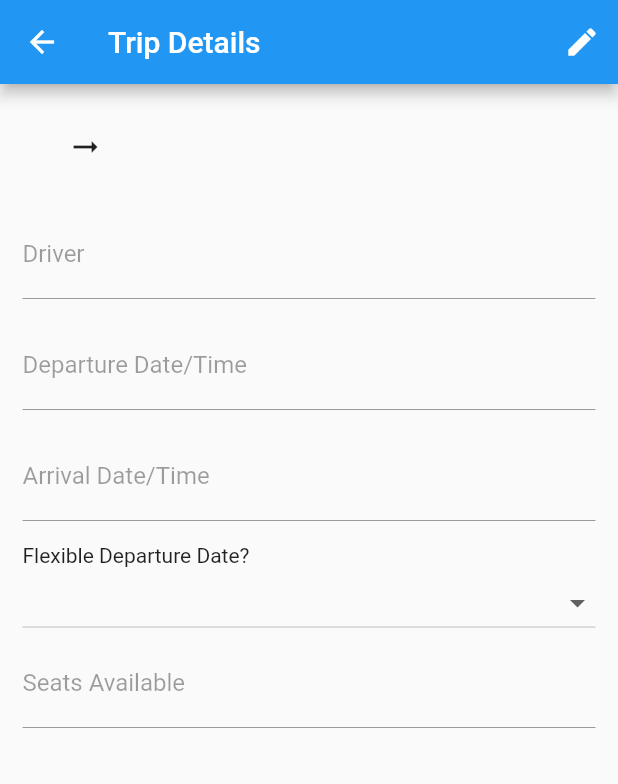
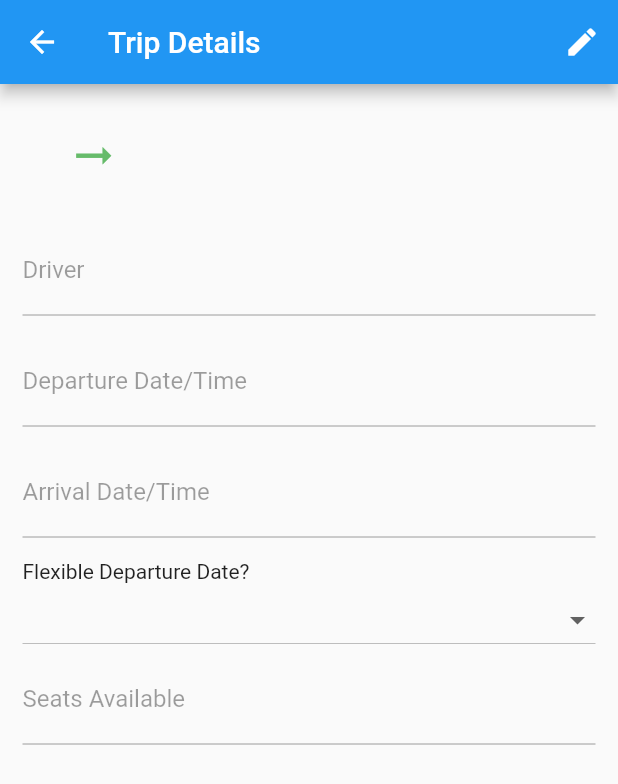
Before and after one commit to rcaina/Passenger, a Flutter app: the TripDetails screen opened directly, on a phone screen of 412 x 824 dp. Shown: the top 784 px of the screen. Run offline on Flutter 3.47's test engine with Material 2 defaults, Android fonts, the phone set to English and light mode, and no system bars; our stand-ins replace date_time_picker, google_maps_flutter, settings_ui.

Commit message:
functional trip cards and trip details

```diff
--- a/lib/view/tripDetails.dart
+++ b/lib/view/tripDetails.dart
@@ -179,19 +179,32 @@ class _TripDetailsState extends State<TripDetails> {
 
   Widget trip(String start, String destination) {
     return Row(
-      crossAxisAlignment: CrossAxisAlignment.start,
+      mainAxisAlignment: MainAxisAlignment.start,
       children: <Widget>[
         Container(
           padding: EdgeInsets.fromLTRB(15, 15, 0, 30),
-          child: Text(start),
+          child: Text(
+            start,
+            style: TextStyle(
+              fontWeight: FontWeight.w700,
+              fontSize: 20,
+            ),
+          ),
         ),
         Container(
           padding: EdgeInsets.fromLTRB(15, 15, 0, 30),
-          child: Icon(Icons.arrow_right_alt_sharp),
+          child: Icon(
+            Icons.arrow_right_alt_sharp,
+            color: Colors.green.shade400,
+            size: 35,
+          ),
         ),
         Container(
           padding: EdgeInsets.fromLTRB(15, 15, 0, 30),
-          child: Text(destination),
+          child: Text(
+            destination,
+            style: TextStyle(fontWeight: FontWeight.w700, fontSize: 20),
+          ),
         ),
       ],
     );
```
Also changed, not shown: lib/view/myTrips.dart (+117 -0 lines).
